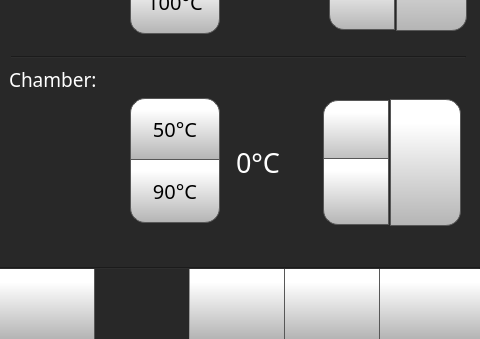
The window that octoprint_Volterra400TouchUI/mainGUI_volterra400.ui (FracktalWorks/IMTEX_Volterra400TouchUI) describes before a commit, drawn with Qt 5; both pictures show x 0 to 480 and y 461 to 800 of the 480 by 800 pixel window.
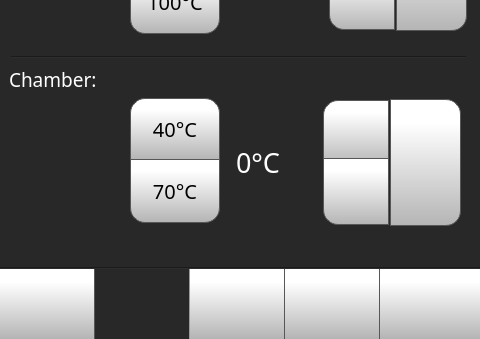
The same window after the commit. The open tabs and pages were chosen to show the change. Icons and pictures are not drawn.

Commit message: Set print chamber max temperature to 70C

Diff of the .ui file:
```diff
--- a/octoprint_Volterra400TouchUI/mainGUI_volterra400.ui
+++ b/octoprint_Volterra400TouchUI/mainGUI_volterra400.ui
@@ -11828,7 +11828,7 @@
 }</string>
         </property>
         <property name="text">
-         <string>90°C</string>
+         <string>70°C</string>
         </property>
         <property name="iconSize">
          <size>
@@ -12047,7 +12047,7 @@
 }</string>
         </property>
         <property name="text">
-         <string>50°C</string>
+         <string>40°C</string>
         </property>
         <property name="iconSize">
          <size>
```
Left out of the diff: 10 changed lines with no effect on the pictures. The commit also changes 2 other files.
